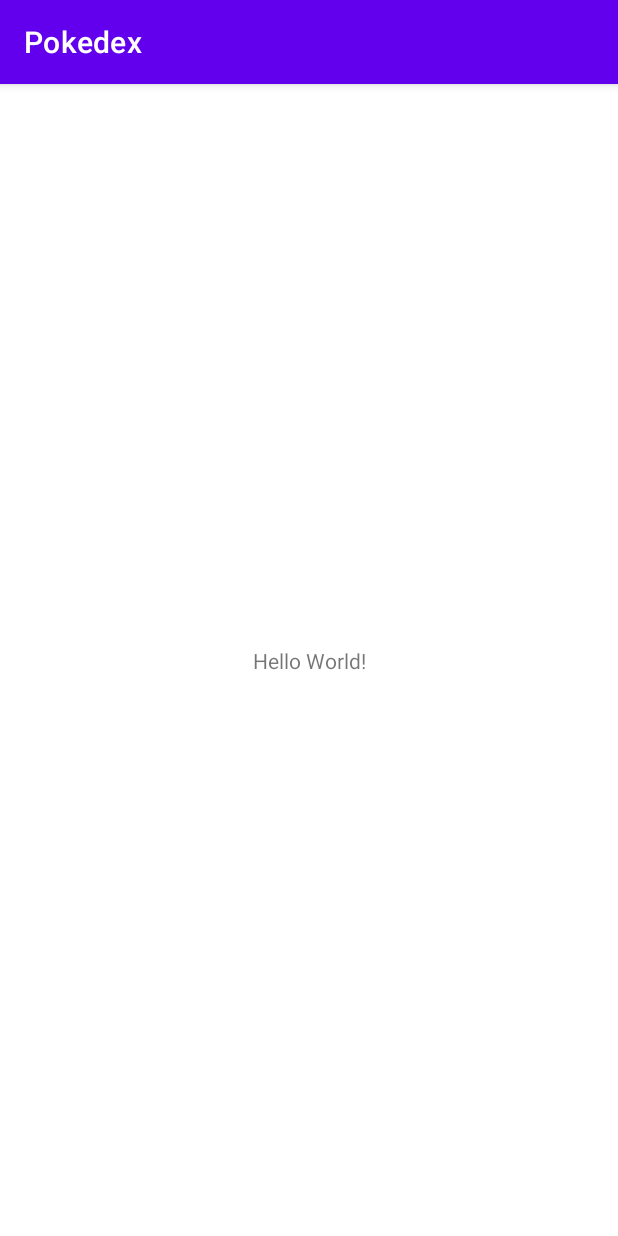
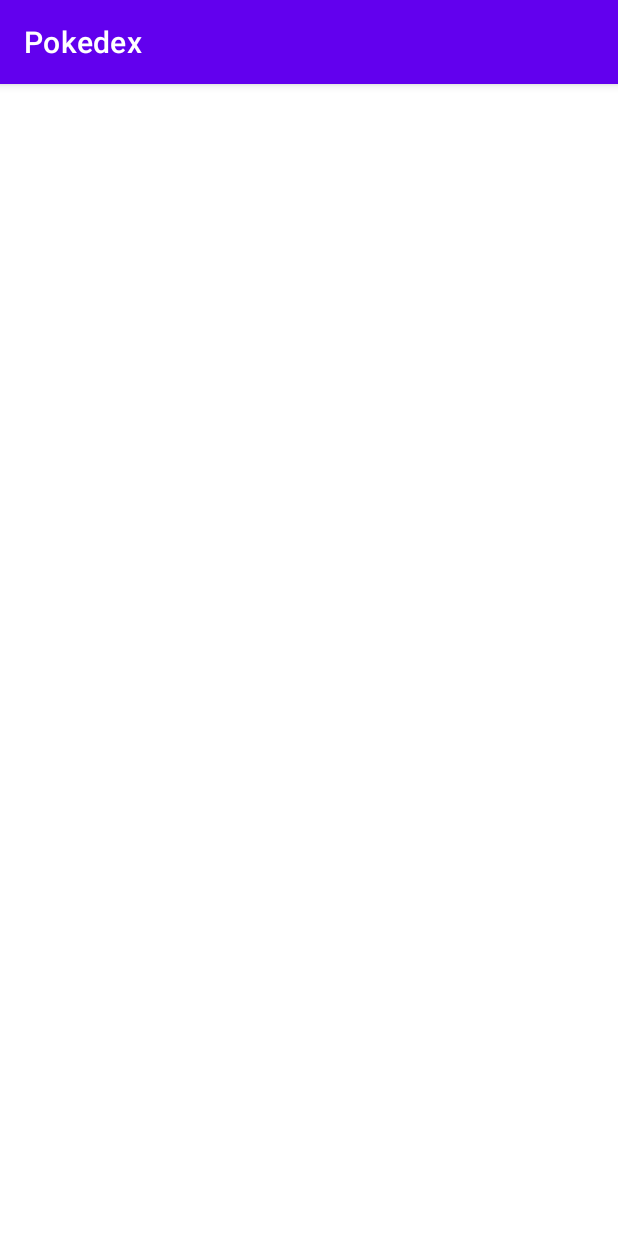
Before and after one commit to JehanPhlp/Pokedex, an Android app: the screen it shows after launch (MainActivity), on a phone screen of 412 x 824 dp. Run offline under Robolectric (Android 15) with nearby library versions, the phone set to English and light mode, and no system bars.

Commit message:
second init

```diff
--- a/app/src/main/res/layout/activity_main.xml
+++ b/app/src/main/res/layout/activity_main.xml
@@ -4,15 +4,4 @@
     xmlns:tools="http://schemas.android.com/tools"
     android:layout_width="match_parent"
     android:layout_height="match_parent"
-    tools:context=".MainActivity">
-
-    <TextView
-        android:layout_width="wrap_content"
-        android:layout_height="wrap_content"
-        android:text="Hello World!"
-        app:layout_constraintBottom_toBottomOf="parent"
-        app:layout_constraintEnd_toEndOf="parent"
-        app:layout_constraintStart_toStartOf="parent"
-        app:layout_constraintTop_toTopOf="parent" />
-
-</androidx.constraintlayout.widget.ConstraintLayout>
+    tools:context=".MainActivity"/>
--- a/app/src/main/res/values/strings.xml
+++ b/app/src/main/res/values/strings.xml
@@ -1,3 +1,4 @@
 <resources>
     <string name="app_name">Pokedex</string>
+    <string name="text_center_app">Bonjour !</string>
 </resources>
```
